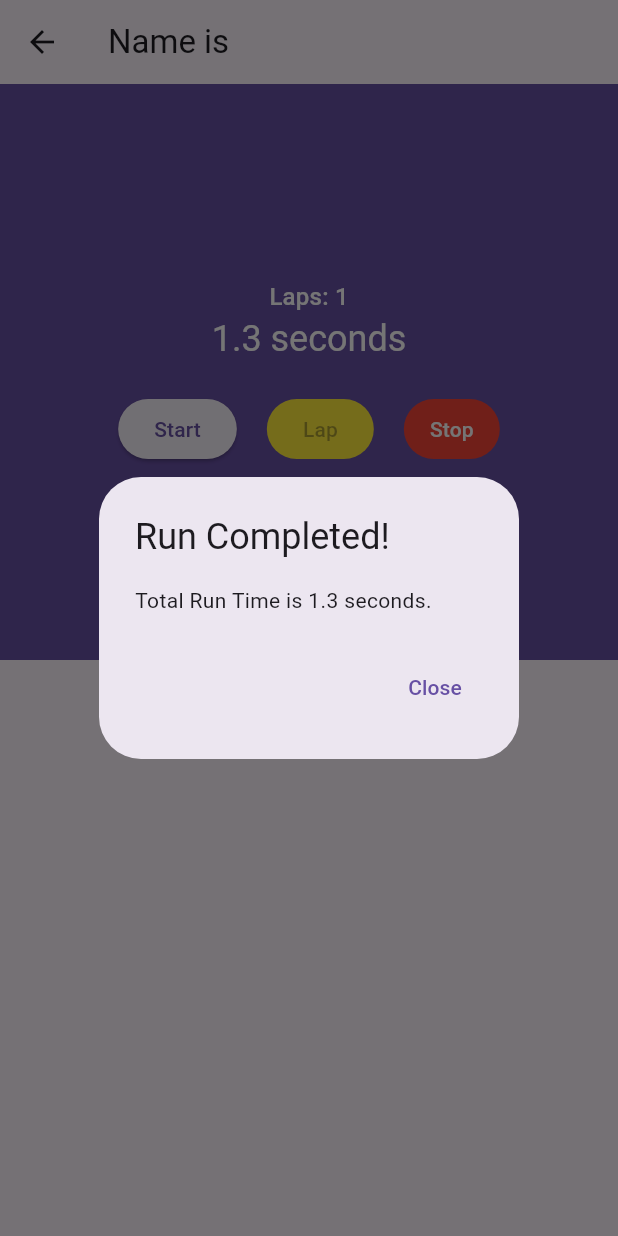
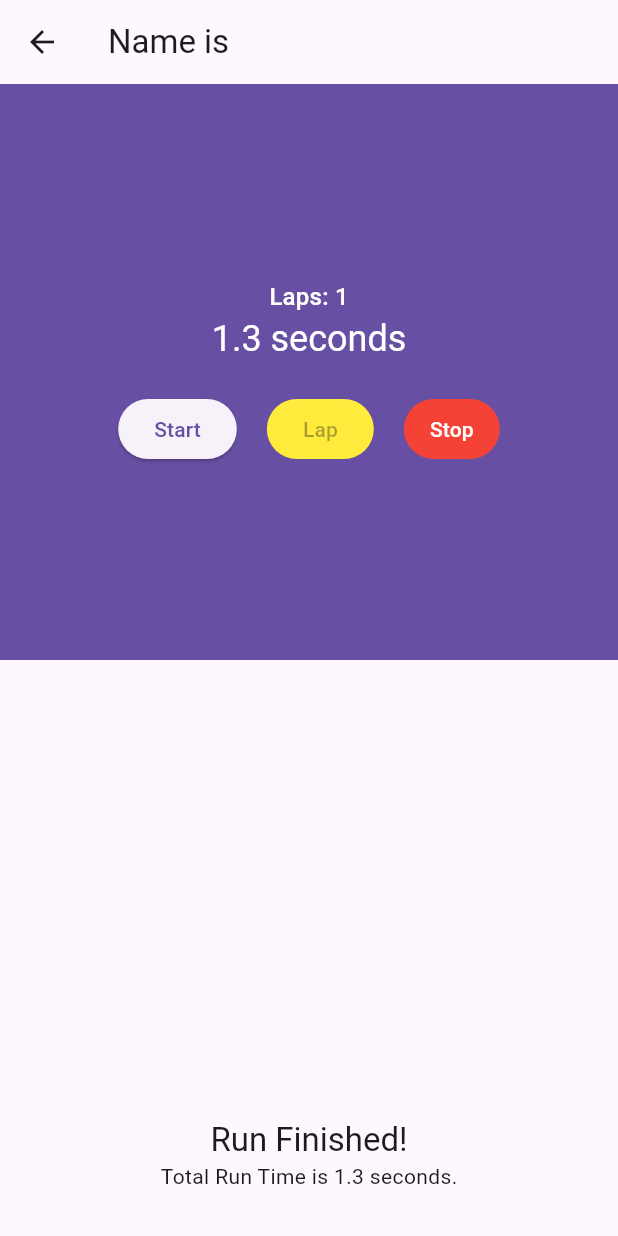
Before and after one commit to KhawajaTanzeelUrRehman/stopwatch, a Flutter app: the StopWatch screen opened by its route, after a tap on "Start", after a tap on "Stop", on a phone screen of 412 x 824 dp. Run offline on Flutter 3.47's test engine with Material 3 defaults, Android fonts, the phone set to English and light mode, and no system bars.

```diff
--- a/lib/stopwatch.dart
+++ b/lib/stopwatch.dart
@@ -1,6 +1,7 @@
 import 'dart:async';
 import 'package:flutter/material.dart';
 import 'platform_alert.dart';
+
 class StopWatch extends StatefulWidget {
   static const route = '/stopwatch';
   final String name;
@@ -106,14 +107,17 @@ class StopWatchState extends State<StopWatch> {
           child: const Text('Lap'),
         ),
         const SizedBox(width: 20),
-        TextButton(
-          style: ButtonStyle(
-            backgroundColor: MaterialStateProperty.all<Color>(Colors.red),
-            foregroundColor: MaterialStateProperty.all<Color>(Colors.white),
-          ),
-          onPressed: isTicking ? _stopTimer : null,
-          child: const Text('Stop'),
-        ),
+        Builder(
+            builder: (context) => TextButton(
+                  child: Text('Stop'),
+                  onPressed: isTicking ? () => _stopTimer(context) : null,
+                  style: ButtonStyle(
+                    backgroundColor:
+                        MaterialStateProperty.all<Color>(Colors.red),
+                    foregroundColor:
+                        MaterialStateProperty.all<Color>(Colors.white),
+                  ),
+                )),
       ],
     );
   }
@@ -127,17 +131,40 @@ class StopWatchState extends State<StopWatch> {
     });
   }
 
-  void _stopTimer() {
-    timer?.cancel();
+  void _stopTimer(BuildContext context) {
     setState(() {
+      timer?.cancel();
       isTicking = false;
     });
-    final totalRuntime = laps.fold(milliseconds ?? 0, (total, lap) => total + lap);
-    final alert = PlatformAlert(
-      title: 'Run Completed!',
-      message: 'Total Run Time is ${_secondsText(totalRuntime)}.',
-    );
-    alert.show(context);
+    final controller =
+        showBottomSheet(context: context, builder: _buildRunCompleteSheet);
+    Future.delayed(const Duration(seconds: 5)).then((_) {
+      controller.close();
+    });
+    // final totalRuntime =
+    //     laps.fold(milliseconds ?? 0, (total, lap) => total + lap);
+    // final alert = PlatformAlert(
+    //   title: 'Run Completed!',
+    //   message: 'Total Run Time is ${_secondsText(totalRuntime)}.',
+    // );
+    // alert.show(context);
+  }
+
+  Widget _buildRunCompleteSheet(BuildContext context) {
+    final totalRuntime =
+        laps.fold(milliseconds ?? 0, (total, lap) => total + lap);
+    final textTheme = Theme.of(context).textTheme;
+    return SafeArea(
+        child: Container(
+      color: Theme.of(context).cardColor,
+      width: double.infinity,
+      child: Padding(
+          padding: EdgeInsets.symmetric(vertical: 30.0),
+          child: Column(mainAxisSize: MainAxisSize.min, children: [
+            Text('Run Finished!', style: textTheme.headline6),
+            Text('Total Run Time is ${_secondsText(totalRuntime)}.')
+          ])),
+    ));
   }
 
   String _secondsText(int milliseconds) {
```
Also changed, not shown: task output.png (deleted).
